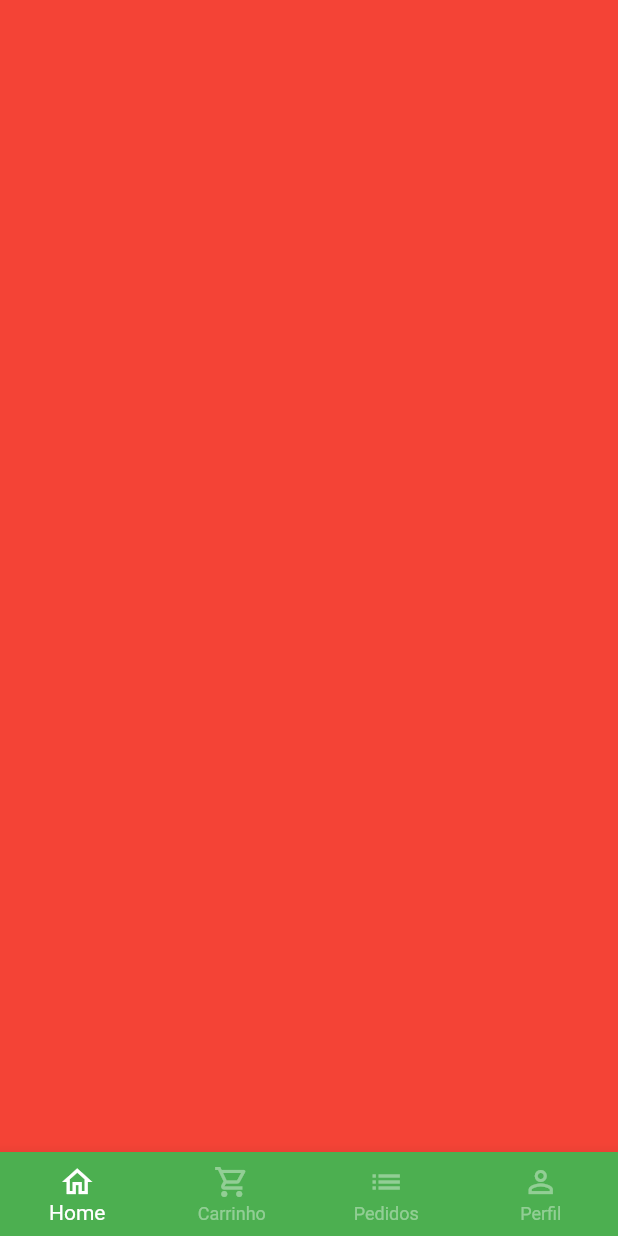
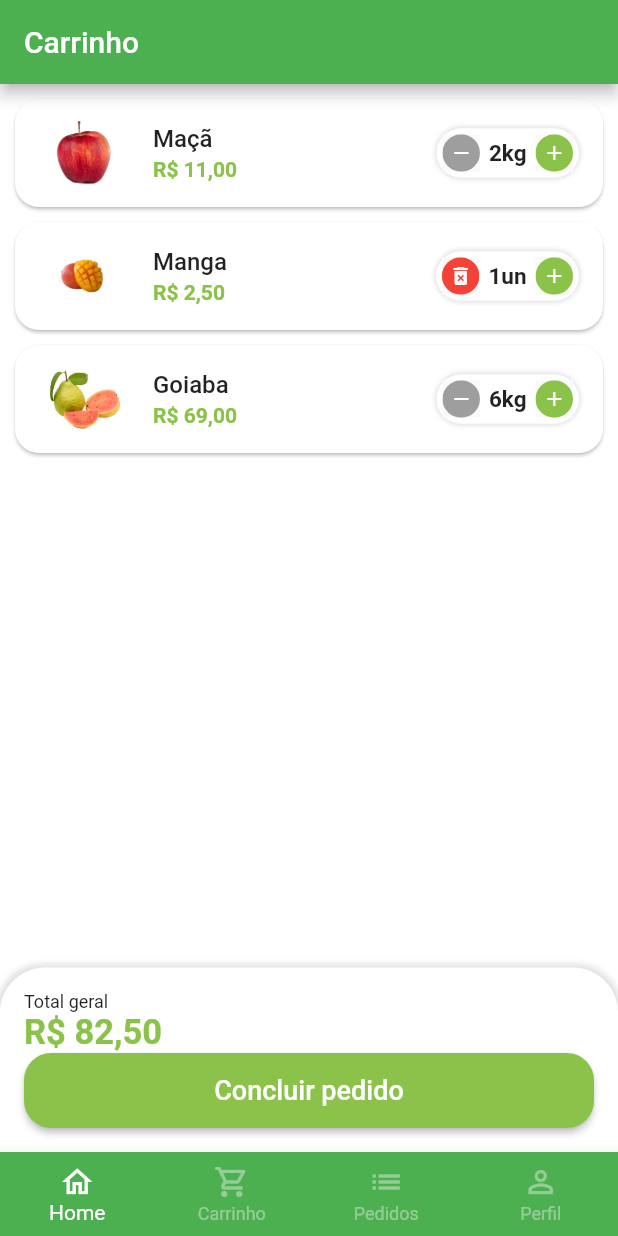
Before and after one commit to renatorv/greengrocer, a Flutter app: the BaseScreen screen opened directly, swiped to page 2, on a phone screen of 412 x 824 dp. Run offline on Flutter 3.47's test engine with Material 2 defaults, Android fonts, the phone set to English and light mode, and no system bars; our stand-ins replace animated_text_kit, badges, mask_text_input_formatter.

Commit message:
finalizada aula 33. Nao esta atualizando o Total geral do carrinho.

```diff
--- a/lib/src/config/app_data.dart
+++ b/lib/src/config/app_data.dart
@@ -1,4 +1,6 @@
 import 'package:greengrocer/src/models/item_model.dart';
+
+import '../models/cart_item_model.dart';
 
 ItemModel apple = ItemModel(
   itemName: 'Maçã',
@@ -70,3 +72,9 @@ List<String> categories = [
   'Temperos',
   'Cereais',
 ];
+
+List<CartItemModel> cartItems = [
+  CartItemModel(item: apple, quantity: 2),
+  CartItemModel(item: mango, quantity: 1),
+  CartItemModel(item: guava, quantity: 6),
+];
--- /dev/null
+++ b/lib/src/models/cart_item_model.dart
@@ -0,0 +1,13 @@
+import 'package:greengrocer/src/models/item_model.dart';
+
+class CartItemModel {
+  ItemModel item;
+  int quantity;
+
+  CartItemModel({
+    required this.item,
+    required this.quantity,
+  });
+
+  double totalPrice() => item.price * quantity;
+}
--- a/lib/src/pages/base/base_screen.dart
+++ b/lib/src/pages/base/base_screen.dart
@@ -1,4 +1,5 @@
 import 'package:flutter/material.dart';
+import 'package:greengrocer/src/pages/cart/cart_tab.dart';
 
 import '../home/home_tab.dart';
 
@@ -21,7 +22,7 @@ class _BaseScreenState extends State<BaseScreen> {
         controller: pageController,
         children: [
           const HomeTab(),
-          Container(color: Colors.red),
+          CartTab(),
           Container(color: Colors.blue),
           Container(color: Colors.purple),
         ],
--- /dev/null
+++ b/lib/src/pages/cart/cart_tab.dart
@@ -0,0 +1,108 @@
+import 'package:flutter/material.dart';
+import 'package:greengrocer/src/config/custom_colors.dart';
+import 'package:greengrocer/src/models/cart_item_model.dart';
+import 'package:greengrocer/src/pages/cart/components/cart_tile.dart';
+import 'package:greengrocer/src/services/utils_services.dart';
+import 'package:greengrocer/src/config/app_data.dart' as app_data;
+
+class CartTab extends StatefulWidget {
+  const CartTab({Key? key}) : super(key: key);
+
+  @override
+  State<CartTab> createState() => _CartTabState();
+}
+
+class _CartTabState extends State<CartTab> {
+  final UtilsServices utilsServices = UtilsServices();
+
+  void removeItemFromCart(CartItemModel cartItem) {
+    setState(() {
+      app_data.cartItems.remove(cartItem);
+    });
+  }
+
+  double cartTotalPrice() {
+    double total = 0;
+
+    for (var item in app_data.cartItems) {
+      total += item.totalPrice();
+    }
+
+    return total;
+  }
+
+  @override
+  Widget build(BuildContext context) {
+    return Scaffold(
+      appBar: AppBar(
+        title: const Text('Carrinho'),
+      ),
+      body: Column(
+        children: [
+          Expanded(
+            child: ListView.builder(
+              itemCount: app_data.cartItems.length,
+              itemBuilder: (_, index) {
+                return CartTile(
+                  cartItem: app_data.cartItems[index],
+                  remove: removeItemFromCart,
+                );
+              },
+            ),
+          ),
+          Container(
+            padding: const EdgeInsets.all(16),
+            decoration: BoxDecoration(
+              color: Colors.white,
+              borderRadius: const BorderRadius.vertical(
+                top: Radius.circular(30),
+              ),
+              boxShadow: [
+                BoxShadow(
+                  color: Colors.grey.shade300,
+                  blurRadius: 3,
+                  spreadRadius: 2,
+                ),
+              ],
+            ),
+            child: Column(
+              crossAxisAlignment: CrossAxisAlignment.stretch,
+              children: [
+                const Text(
+                  'Total geral',
+                  style: TextStyle(
+                    fontSize: 12,
+                  ),
+                ),
+                Text(
+                  utilsServices.priceToCurrency(cartTotalPrice()),
+                  style: TextStyle(
+                    fontSize: 23,
+                    color: CustomColors.customSwatchColor,
+                    fontWeight: FontWeight.bold,
+                  ),
+                ),
+                SizedBox(
+                  height: 50,
+                  child: ElevatedButton(
+                    style: ElevatedButton.styleFrom(
+                      primary: CustomColors.customSwatchColor,
+                      shape: RoundedRectangleBorder(
+                        borderRadius: BorderRadius.circular(18),
+                      ),
+                    ),
+                    onPressed: () {},
+                    child: const Text(
+                      'Concluir pedido',
+                      style: TextStyle(fontSize: 18),
+                    ),
+                  ),
+                ),
+              ],
+            ),
+          ),
+        ],
+      ),
+    );
+  }
+}
--- /dev/null
+++ b/lib/src/pages/cart/components/cart_tile.dart
@@ -0,0 +1,74 @@
+import 'package:flutter/material.dart';
+import 'package:greengrocer/src/config/custom_colors.dart';
+import 'package:greengrocer/src/models/cart_item_model.dart';
+import 'package:greengrocer/src/pages/commom_widgets/quantity_widget.dart';
+import 'package:greengrocer/src/services/utils_services.dart';
+
+class CartTile extends StatefulWidget {
+  final CartItemModel cartItem;
+  final Function(CartItemModel) remove;
+  const CartTile({
+    Key? key,
+    required this.cartItem,
+    required this.remove,
+  }) : super(key: key);
+
+  @override
+  State<CartTile> createState() => _CartTileState();
+}
+
+class _CartTileState extends State<CartTile> {
+  final UtilsServices utilsServices = UtilsServices();
+
+  @override
+  Widget build(BuildContext context) {
+    return Card(
+      margin: const EdgeInsets.fromLTRB(10, 10, 10, 0),
+      shape: RoundedRectangleBorder(
+        borderRadius: BorderRadius.circular(16),
+      ),
+      child: ListTile(
+        // imagem
+        leading: Image.asset(
+          widget.cartItem.item.imgUrl,
+          height: 60,
+          width: 60,
+        ),
+
+        // Titulo
+        title: Text(
+          widget.cartItem.item.itemName,
+          style: const TextStyle(
+            fontWeight: FontWeight.w500,
+          ),
+        ),
+
+        // Total
+        subtitle: Text(
+          utilsServices.priceToCurrency(widget.cartItem.totalPrice()),
+          style: TextStyle(
+            color: CustomColors.customSwatchColor,
+            fontWeight: FontWeight.bold,
+          ),
+        ),
+
+        // Quantidade
+        trailing: QuantityWidget(
+          suffixText: widget.cartItem.item.unit,
+          value: widget.cartItem.quantity,
+          result: (quantity) {
+            setState(() {
+              widget.cartItem.quantity = quantity;
+
+              if (quantity == 0) {
+                // Remover item do carrinho
+                widget.remove(widget.cartItem);
+              }
+            });
+          },
+          isRemovable: true,
+        ),
+      ),
+    );
+  }
+}
--- a/lib/src/pages/commom_widgets/quantity_widget.dart
+++ b/lib/src/pages/commom_widgets/quantity_widget.dart
@@ -5,12 +5,14 @@ class QuantityWidget extends StatelessWidget {
   final int value;
   final String suffixText;
   final Function(int quantity) result;
+  final bool isRemovable;
 
   const QuantityWidget({
     Key? key,
     required this.value,
     required this.suffixText,
     required this.result,
+    this.isRemovable = false,
   }) : super(key: key);
 
   @override
@@ -29,13 +31,15 @@ class QuantityWidget extends StatelessWidget {
         ],
       ),
       child: Row(
+        mainAxisSize: MainAxisSize.min,
         children: [
           _QuantityButton(
-            icon: Icons.remove,
-            color: Colors.grey,
+            icon:
+                !isRemovable || value > 1 ? Icons.remove : Icons.delete_forever,
+            color: !isRemovable || value > 1 ? Colors.grey : Colors.red,
             onPressed: () {
               // Se o valor for 1, o calculo abaixo não será executado.
-              if (value == 1) return;
+              if (value == 1 && !isRemovable) return;
 
               int resultCount = value - 1;
               result(resultCount);
```
